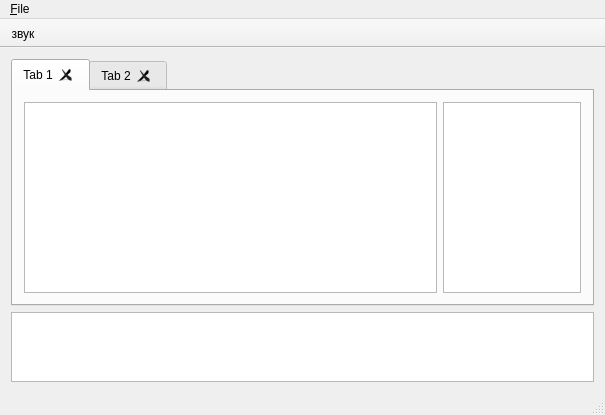
mefest/qChat_client, file mainwindow.ui: the form before one commit.
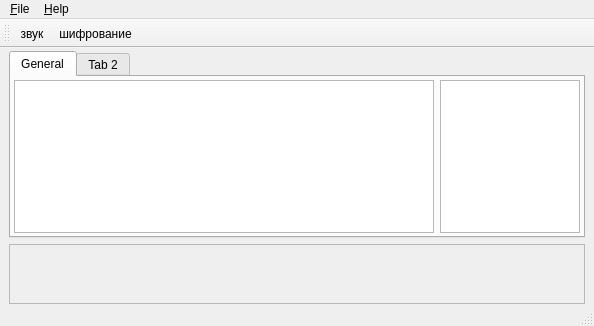
The form after the commit.

What changed in the file:
```diff
--- a/mainwindow.ui
+++ b/mainwindow.ui
@@ -6,8 +6,8 @@
    <rect>
     <x>0</x>
     <y>0</y>
-    <width>605</width>
-    <height>415</height>
+    <width>594</width>
+    <height>326</height>
    </rect>
   </property>
   <property name="sizePolicy">
@@ -17,7 +17,13 @@
    </sizepolicy>
   </property>
   <property name="windowTitle">
-   <string>MainWindow</string>
+   <string>QChat v0.5</string>
+  </property>
+  <property name="toolButtonStyle">
+   <enum>Qt::ToolButtonIconOnly</enum>
+  </property>
+  <property name="documentMode">
+   <bool>false</bool>
   </property>
   <widget class="QWidget" name="centralWidget">
    <property name="sizePolicy">
@@ -27,11 +33,35 @@
     </sizepolicy>
    </property>
    <layout class="QVBoxLayout" name="verticalLayout">
+    <property name="spacing">
+     <number>6</number>
+    </property>
+    <property name="leftMargin">
+     <number>9</number>
+    </property>
+    <property name="topMargin">
+     <number>3</number>
+    </property>
+    <property name="rightMargin">
+     <number>9</number>
+    </property>
+    <property name="bottomMargin">
+     <number>0</number>
+    </property>
     <item>
      <widget class="QTabWidget" name="tabWidget">
+      <property name="enabled">
+       <bool>true</bool>
+      </property>
+      <property name="autoFillBackground">
+       <bool>false</bool>
+      </property>
       <property name="tabPosition">
        <enum>QTabWidget::North</enum>
       </property>
+      <property name="tabShape">
+       <enum>QTabWidget::Rounded</enum>
+      </property>
       <property name="currentIndex">
        <number>0</number>
       </property>
@@ -42,40 +72,82 @@
        <bool>false</bool>
       </property>
       <property name="tabsClosable">
-       <bool>true</bool>
+       <bool>false</bool>
       </property>
       <property name="movable">
-       <bool>true</bool>
+       <bool>false</bool>
       </property>
       <widget class="QWidget" name="tab">
        <attribute name="title">
-        <string>Tab 1</string>
+        <string>General</string>
        </attribute>
        <layout class="QHBoxLayout" name="horizontalLayout">
+        <property name="leftMargin">
+         <number>3</number>
+        </property>
+        <property name="topMargin">
+         <number>3</number>
+        </property>
+        <property name="rightMargin">
+         <number>3</number>
+        </property>
+        <property name="bottomMargin">
+         <number>3</number>
+        </property>
         <item>
-         <widget class="QTextEdit" name="textEdit">
-          <property name="sizePolicy">
-           <sizepolicy hsizetype="Expanding" vsizetype="Expanding">
-            <horstretch>3</horstretch>
-            <verstretch>2</verstretch>
-           </sizepolicy>
+         <widget class="QWidget" name="wd_out" native="true">
+          <property name="enabled">
+           <bool>true</bool>
           </property>
-         </widget>
-        </item>
-        <item>
-         <widget class="QListWidget" name="listWidget">
-          <property name="sizePolicy">
-           <sizepolicy hsizetype="Expanding" vsizetype="Expanding">
-            <horstretch>1</horstretch>
-            <verstretch>2</verstretch>
-           </sizepolicy>
-          </property>
-          <property name="maximumSize">
-           <size>
-            <width>150</width>
-            <height>16777215</height>
-           </size>
-          </property>
+          <layout class="QHBoxLayout" name="horizontalLayout_2">
+           <property name="leftMargin">
+            <number>0</number>
+           </property>
+           <property name="topMargin">
+            <number>0</number>
+           </property>
+           <property name="rightMargin">
+            <number>0</number>
+           </property>
+           <property name="bottomMargin">
+            <number>0</number>
+           </property>
+           <item>
+            <widget class="QTextEdit" name="te_message">
+             <property name="enabled">
+              <bool>true</bool>
+             </property>
+             <property name="sizePolicy">
+              <sizepolicy hsizetype="Expanding" vsizetype="Expanding">
+               <horstretch>3</horstretch>
+               <verstretch>2</verstretch>
+              </sizepolicy>
+             </property>
+             <property name="autoFillBackground">
+              <bool>false</bool>
+             </property>
+             <property name="readOnly">
+              <bool>true</bool>
+             </property>
+            </widget>
+           </item>
+           <item>
+            <widget class="QListWidget" name="lw_users">
+             <property name="sizePolicy">
+              <sizepolicy hsizetype="Expanding" vsizetype="Expanding">
+               <horstretch>1</horstretch>
+               <verstretch>2</verstretch>
+              </sizepolicy>
+             </property>
+             <property name="maximumSize">
+              <size>
+               <width>150</width>
+               <height>16777215</height>
+              </size>
+             </property>
+            </widget>
+           </item>
+          </layout>
          </widget>
         </item>
        </layout>
@@ -88,7 +160,10 @@
      </widget>
     </item>
     <item>
-     <widget class="QTextEdit" name="textEdit_2">
+     <widget class="QTextEdit" name="te_input">
+      <property name="enabled">
+       <bool>false</bool>
+      </property>
       <property name="sizePolicy">
        <sizepolicy hsizetype="Expanding" vsizetype="Expanding">
         <horstretch>1</horstretch>
@@ -98,7 +173,7 @@
       <property name="maximumSize">
        <size>
         <width>16777215</width>
-        <height>80</height>
+        <height>60</height>
        </size>
       </property>
      </widget>
@@ -110,7 +185,7 @@
     <rect>
      <x>0</x>
      <y>0</y>
-     <width>605</width>
+     <width>594</width>
      <height>20</height>
     </rect>
    </property>
@@ -123,14 +198,42 @@
     <addaction name="separator"/>
     <addaction name="act_exit"/>
    </widget>
+   <widget class="QMenu" name="menu_Help">
+    <property name="title">
+     <string>&amp;Help</string>
+    </property>
+    <addaction name="act_About"/>
+   </widget>
    <addaction name="menu_File"/>
+   <addaction name="menu_Help"/>
   </widget>
   <widget class="QToolBar" name="mainToolBar">
+   <property name="enabled">
+    <bool>true</bool>
+   </property>
+   <property name="acceptDrops">
+    <bool>false</bool>
+   </property>
    <property name="windowTitle">
     <string>настройки</string>
    </property>
+   <property name="layoutDirection">
+    <enum>Qt::LeftToRight</enum>
+   </property>
+   <property name="autoFillBackground">
+    <bool>false</bool>
+   </property>
    <property name="movable">
-    <bool>false</bool>
+    <bool>true</bool>
+   </property>
+   <property name="allowedAreas">
+    <set>Qt::AllToolBarAreas</set>
+   </property>
+   <property name="iconSize">
+    <size>
+     <width>24</width>
+     <height>24</height>
+    </size>
    </property>
    <attribute name="toolBarArea">
     <enum>TopToolBarArea</enum>
@@ -139,6 +242,7 @@
     <bool>true</bool>
    </attribute>
    <addaction name="act_sound"/>
+   <addaction name="act_crypt"/>
   </widget>
   <widget class="QStatusBar" name="statusBar"/>
   <action name="act_connect">
@@ -176,6 +280,35 @@
     <string>звук</string>
    </property>
   </action>
+  <action name="act_disconnect">
+   <property name="enabled">
+    <bool>false</bool>
+   </property>
+   <property name="text">
+    <string>Отключиться</string>
+   </property>
+  </action>
+  <action name="act_crypt">
+   <property name="checkable">
+    <bool>true</bool>
+   </property>
+   <property name="text">
+    <string>шифрование</string>
+   </property>
+  </action>
+  <action name="act_About">
+   <property name="text">
+    <string>&amp;About</string>
+   </property>
+  </action>
+  <action name="act_test">
+   <property name="checkable">
+    <bool>true</bool>
+   </property>
+   <property name="text">
+    <string>Панель инструментов</string>
+   </property>
+  </action>
  </widget>
  <layoutdefault spacing="6" margin="11"/>
  <resources/>
```
Left out of the diff: 35 changed lines with no effect on the pictures.
